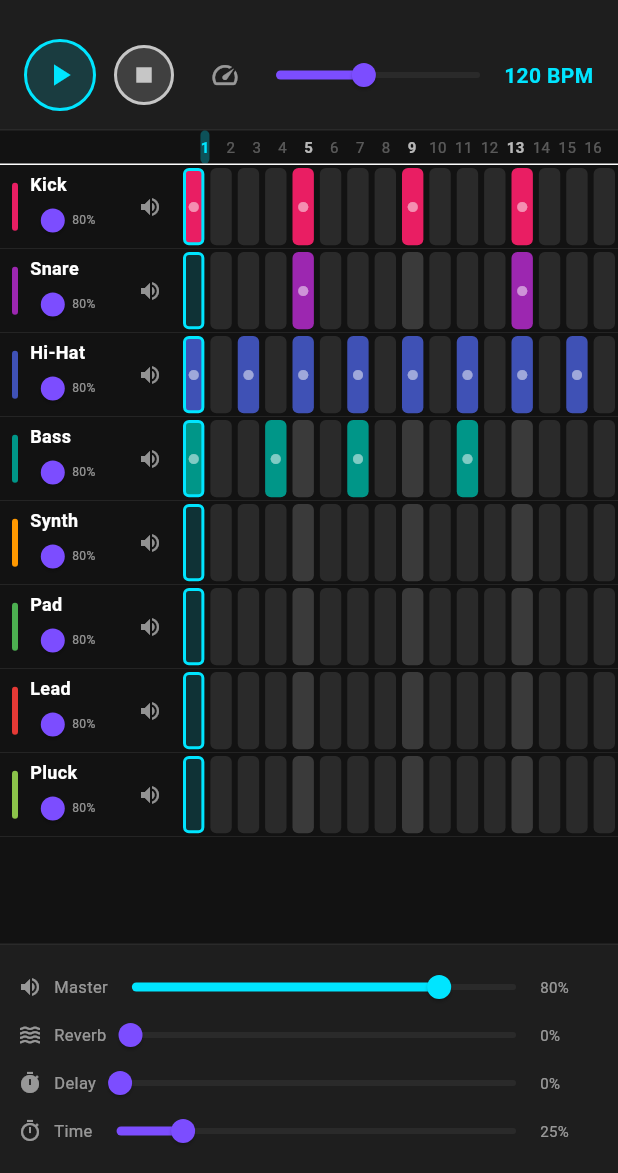
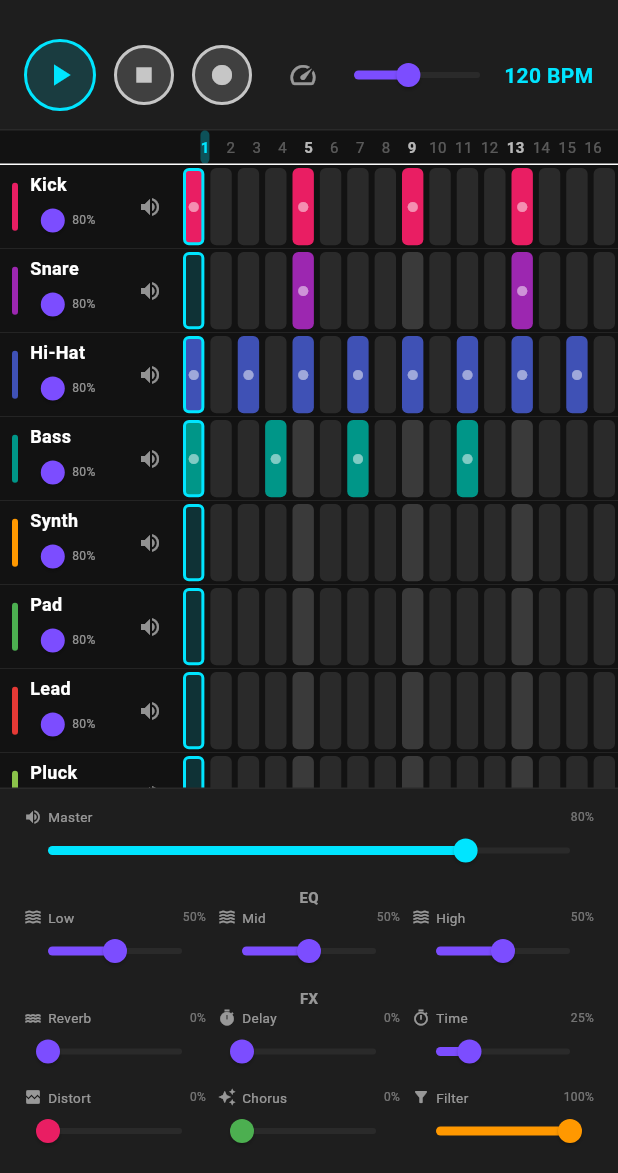
Before and after one commit to Teivrim/TS-Studio, a Flutter app: the screen it shows after launch, on a phone screen of 412 x 824 dp, the part 63-1236 px from its top. Run offline on Flutter 3.47's test engine with Material 3 defaults, Android fonts, the phone set to English and light mode, and no system bars; our stand-ins replace audioplayers, flutter_riverpod, permission_handler; missing offline and left inert: record.

Commit message:
Teivrim Sound Studio (TS Studio) v0.3.0
- Реальные WAV-сэмплы для всех 8 инструментов
- 3-полосный эквалайзер (Low, Mid, High)
- Запись с микрофона (AAC)
- Новые эффекты: Distortion, Chorus, Filter
- Улучшенный аудио-сервис с предзагрузкой сэмплов
- Исправлены все предупреждения анализатора

```diff
--- a/lib/models/track.dart
+++ b/lib/models/track.dart
@@ -9,6 +9,7 @@ class Track {
   final double volume;
   final double pan;
   final bool muted;
+  final String sampleFile;
   final String soundType;
 
   const Track({
@@ -19,6 +20,7 @@ class Track {
     this.volume = 0.8,
     this.pan = 0.0,
     this.muted = false,
+    this.sampleFile = '',
     this.soundType = 'synth',
   });
 
@@ -29,6 +31,7 @@ class Track {
     double? volume,
     double? pan,
     bool? muted,
+    String? sampleFile,
     String? soundType,
   }) {
     return Track(
@@ -39,6 +42,7 @@ class Track {
       volume: volume ?? this.volume,
       pan: pan ?? this.pan,
       muted: muted ?? this.muted,
+      sampleFile: sampleFile ?? this.sampleFile,
       soundType: soundType ?? this.soundType,
     );
   }
@@ -51,6 +55,7 @@ class Track {
     'volume': volume,
     'pan': pan,
     'muted': muted,
+    'sampleFile': sampleFile,
     'soundType': soundType,
   };
 
@@ -62,6 +67,7 @@ class Track {
     volume: (json['volume'] as num).toDouble(),
     pan: (json['pan'] as num).toDouble(),
     muted: json['muted'] as bool,
+    sampleFile: json['sampleFile'] as String? ?? '',
     soundType: json['soundType'] as String? ?? 'synth',
   );
 }
@@ -76,6 +82,14 @@ class SequencerState {
   final double reverbMix;
   final double delayMix;
   final double delayTime;
+  final double eqLow;
+  final double eqMid;
+  final double eqHigh;
+  final double distortion;
+  final double chorus;
+  final double filterCutoff;
+  final bool isRecording;
+  final String? recordingPath;
 
   const SequencerState({
     required this.tracks,
@@ -87,6 +101,14 @@ class SequencerState {
     this.reverbMix = 0.0,
     this.delayMix = 0.0,
     this.delayTime = 0.25,
+    this.eqLow = 0.5,
+    this.eqMid = 0.5,
+    this.eqHigh = 0.5,
+    this.distortion = 0.0,
+    this.chorus = 0.0,
+    this.filterCutoff = 1.0,
+    this.isRecording = false,
+    this.recordingPath,
   });
 
   SequencerState copyWith({
@@ -98,6 +120,14 @@ class SequencerState {
     double? reverbMix,
     double? delayMix,
     double? delayTime,
+    double? eqLow,
+    double? eqMid,
+    double? eqHigh,
+    double? distortion,
+    double? chorus,
+    double? filterCutoff,
+    bool? isRecording,
+    String? recordingPath,
   }) {
     return SequencerState(
       tracks: tracks ?? this.tracks,
@@ -109,6 +139,14 @@ class SequencerState {
       reverbMix: reverbMix ?? this.reverbMix,
       delayMix: delayMix ?? this.delayMix,
       delayTime: delayTime ?? this.delayTime,
+      eqLow: eqLow ?? this.eqLow,
+      eqMid: eqMid ?? this.eqMid,
+      eqHigh: eqHigh ?? this.eqHigh,
+      distortion: distortion ?? this.distortion,
+      chorus: chorus ?? this.chorus,
+      filterCutoff: filterCutoff ?? this.filterCutoff,
+      isRecording: isRecording ?? this.isRecording,
+      recordingPath: recordingPath ?? this.recordingPath,
     );
   }
 
@@ -119,6 +157,12 @@ class SequencerState {
     'reverbMix': reverbMix,
     'delayMix': delayMix,
     'delayTime': delayTime,
+    'eqLow': eqLow,
+    'eqMid': eqMid,
+    'eqHigh': eqHigh,
+    'distortion': distortion,
+    'chorus': chorus,
+    'filterCutoff': filterCutoff,
   };
 
   factory SequencerState.fromJson(Map<String, dynamic> json) => SequencerState(
@@ -128,5 +172,11 @@ class SequencerState {
     reverbMix: (json['reverbMix'] as num).toDouble(),
     delayMix: (json['delayMix'] as num).toDouble(),
     delayTime: (json['delayTime'] as num).toDouble(),
+    eqLow: (json['eqLow'] as num?)?.toDouble() ?? 0.5,
+    eqMid: (json['eqMid'] as num?)?.toDouble() ?? 0.5,
+    eqHigh: (json['eqHigh'] as num?)?.toDouble() ?? 0.5,
+    distortion: (json['distortion'] as num?)?.toDouble() ?? 0.0,
+    chorus: (json['chorus'] as num?)?.toDouble() ?? 0.0,
+    filterCutoff: (json['filterCutoff'] as num?)?.toDouble() ?? 1.0,
   );
 }
--- a/lib/screens/sequencer_screen.dart
+++ b/lib/screens/sequencer_screen.dart
@@ -4,6 +4,7 @@ import '../models/track.dart';
 import '../services/audio_service.dart';
 import '../services/project_service.dart';
 import '../services/export_service.dart';
+import '../services/recording_service.dart';
 import '../theme/app_theme.dart';
 import '../widgets/step_sequencer.dart';
 import '../widgets/transport_controls.dart';
@@ -23,6 +24,12 @@ final exportServiceProvider = Provider<ExportService>((ref) {
   return ExportService(audioService);
 });
 
+final recordingServiceProvider = Provider<RecordingService>((ref) {
+  final service = RecordingService();
+  ref.onDispose(() => service.dispose());
+  return service;
+});
+
 final sequencerProvider = StateNotifierProvider<SequencerNotifier, SequencerState>((ref) {
   final audioService = ref.watch(audioServiceProvider);
   return SequencerNotifier(audioService);
@@ -40,14 +47,14 @@ class SequencerNotifier extends StateNotifier<SequencerState> {
 
   static SequencerState _initialState() {
     final tracks = [
-      Track(id: '1', name: 'Kick', color: 0xFFE91E63, steps: List.filled(16, false), soundType: 'kick'),
-      Track(id: '2', name: 'Snare', color: 0xFF9C27B0, steps: List.filled(16, false), soundType: 'snare'),
-      Track(id: '3', name: 'Hi-Hat', color: 0xFF3F51B5, steps: List.filled(16, false), soundType: 'hihat'),
-      Track(id: '4', name: 'Bass', color: 0xFF009688, steps: List.filled(16, false), soundType: 'bass'),
-      Track(id: '5', name: 'Synth', color: 0xFFFF9800, steps: List.filled(16, false), soundType: 'synth'),
-      Track(id: '6', name: 'Pad', color: 0xFF4CAF50, steps: List.filled(16, false), soundType: 'pad'),
-      Track(id: '7', name: 'Lead', color: 0xFFE53935, steps: List.filled(16, false), soundType: 'lead'),
-      Track(id: '8', name: 'Pluck', color: 0xFF8BC34A, steps: List.filled(16, false), soundType: 'pluck'),
+      Track(id: '1', name: 'Kick', color: 0xFFE91E63, steps: List.filled(16, false), sampleFile: 'kick.wav', soundType: 'kick'),
+      Track(id: '2', name: 'Snare', color: 0xFF9C27B0, steps: List.filled(16, false), sampleFile: 'snare.wav', soundType: 'snare'),
+      Track(id: '3', name: 'Hi-Hat', color: 0xFF3F51B5, steps: List.filled(16, false), sampleFile: 'hihat.wav', soundType: 'hihat'),
+      Track(id: '4', name: 'Bass', color: 0xFF009688, steps: List.filled(16, false), sampleFile: 'bass.wav', soundType: 'bass'),
+      Track(id: '5', name: 'Synth', color: 0xFFFF9800, steps: List.filled(16, false), sampleFile: 'synth.wav', soundType: 'synth'),
+      Track(id: '6', name: 'Pad', color: 0xFF4CAF50, steps: List.filled(16, false), sampleFile: 'pad.wav', soundType: 'pad'),
+      Track(id: '7', name: 'Lead', color: 0xFFE53935, steps: List.filled(16, false), sampleFile: 'lead.wav', soundType: 'lead'),
+      Track(id: '8', name: 'Pluck', color: 0xFF8BC34A, steps: List.filled(16, false), sampleFile: 'pluck.wav', soundType: 'pluck'),
     ];
 
     tracks[0].steps[0] = true;
@@ -140,6 +147,30 @@ class SequencerNotifier extends StateNotifier<SequencerState> {
     state = state.copyWith(delayTime: time);
   }
 
+  void setEqLow(double value) {
+    state = state.copyWith(eqLow: value);
+  }
+
+  void setEqMid(double value) {
+    state = state.copyWith(eqMid: value);
+  }
+
+  void setEqHigh(double value) {
+    state = state.copyWith(eqHigh: value);
+  }
+
+  void setDistortion(double value) {
+    state = state.copyWith(distortion: value);
+  }
+
+  void setChorus(double value) {
+    state = state.copyWith(chorus: value);
+  }
+
+  void setFilterCutoff(double value) {
+    state = state.copyWith(filterCutoff: value);
+  }
+
   void clearAll() {
     final newTracks = state.tracks.map((track) {
       return track.copyWith(steps: List.filled(16, false));
@@ -154,6 +185,10 @@ class SequencerNotifier extends StateNotifier<SequencerState> {
     _audioService.updateBpm(newState.bpm);
     _audioService.updateMasterVolume(newState.masterVolume);
   }
+
+  void setRecordingState(bool isRecording, String? path) {
+    state = state.copyWith(isRecording: isRecording, recordingPath: path);
+  }
 }
 
 class SequencerScreen extends ConsumerWidget {
@@ -165,6 +200,7 @@ class SequencerScreen extends ConsumerWidget {
     final notifier = ref.read(sequencerProvider.notifier);
     final projectService = ref.read(projectServiceProvider);
     final exportService = ref.read(exportServiceProvider);
+    final recordingService = ref.read(recordingServiceProvider);
 
     return Scaffold(
       appBar: AppBar(
@@ -206,6 +242,8 @@ class SequencerScreen extends ConsumerWidget {
             onPlayPause: () => notifier.togglePlay(),
             onStop: () => notifier.stop(),
             onBpmChanged: (bpm) => notifier.setBpm(bpm),
+            isRecording: state.isRecording,
+            onRecordToggle: () => _toggleRecording(context, ref, recordingService, notifier),
           ),
           Expanded(
             child: StepSequencer(
@@ -225,14 +263,46 @@ class SequencerScreen extends ConsumerWidget {
             reverbMix: state.reverbMix,
             delayMix: state.delayMix,
             delayTime: state.delayTime,
+            eqLow: state.eqLow,
+            eqMid: state.eqMid,
+            eqHigh: state.eqHigh,
+            distortion: state.distortion,
+            chorus: state.chorus,
+            filterCutoff: state.filterCutoff,
             onMasterVolumeChanged: (v) => notifier.setMasterVolume(v),
             onReverbMixChanged: (v) => notifier.setReverbMix(v),
             onDelayMixChanged: (v) => notifier.setDelayMix(v),
             onDelayTimeChanged: (v) => notifier.setDelayTime(v),
+            onEqLowChanged: (v) => notifier.setEqLow(v),
+            onEqMidChanged: (v) => notifier.setEqMid(v),
+            onEqHighChanged: (v) => notifier.setEqHigh(v),
+            onDistortionChanged: (v) => notifier.setDistortion(v),
+            onChorusChanged: (v) => notifier.setChorus(v),
+            onFilterCutoffChanged: (v) => notifier.setFilterCutoff(v),
           ),
         ],
       ),
     );
+  }
+
+  void _toggleRecording(BuildContext context, WidgetRef ref, RecordingService recordingService, SequencerNotifier notifier) async {
+    if (recordingService.isRecording) {
+      final path = await recordingService.stopRecording();
+      notifier.setRecordingState(false, path);
+      if (context.mounted) {
+        ScaffoldMessenger.of(context).showSnackBar(
+          SnackBar(content: Text('Запись сохранена: $path')),
+        );
+      }
+    } else {
+      final path = await recordingService.startRecording();
+      notifier.setRecordingState(true, path);
+      if (context.mounted) {
+        ScaffoldMessenger.of(context).showSnackBar(
+          const SnackBar(content: Text('Запись началась...')),
+        );
+      }
+    }
   }
 
   void _showSaveDialog(BuildContext context, WidgetRef ref, SequencerState state) {
--- a/lib/theme/app_theme.dart
+++ b/lib/theme/app_theme.dart
@@ -6,11 +6,11 @@ class AppTheme {
   static const Color backgroundColor = Color(0xFF121212);
   static const Color surfaceColor = Color(0xFF1E1E1E);
   static const Color gridColor = Color(0xFF2A2A2A);
-  static const Color activeStepColor = Color(0xFF7C4DFF);
   static const Color inactiveStepColor = Color(0xFF3A3A3A);
   static const Color playheadColor = Color(0xFF00E5FF);
   static const Color dangerColor = Color(0xFFE91E63);
   static const Color successColor = Color(0xFF4CAF50);
+  static const Color warningColor = Color(0xFFFF9800);
 
   static ThemeData get darkTheme {
     return ThemeData(
--- a/lib/widgets/effects_panel.dart
+++ b/lib/widgets/effects_panel.dart
@@ -6,10 +6,22 @@ class EffectsPanel extends StatelessWidget {
   final double reverbMix;
   final double delayMix;
   final double delayTime;
+  final double eqLow;
+  final double eqMid;
+  final double eqHigh;
+  final double distortion;
+  final double chorus;
+  final double filterCutoff;
   final ValueChanged<double> onMasterVolumeChanged;
   final ValueChanged<double> onReverbMixChanged;
   final ValueChanged<double> onDelayMixChanged;
   final ValueChanged<double> onDelayTimeChanged;
+  final ValueChanged<double> onEqLowChanged;
+  final ValueChanged<double> onEqMidChanged;
+  final ValueChanged<double> onEqHighChanged;
+  final ValueChanged<double> onDistortionChanged;
+  final ValueChanged<double> onChorusChanged;
+  final ValueChanged<double> onFilterCutoffChanged;
 
   const EffectsPanel({
     super.key,
@@ -17,10 +29,22 @@ class EffectsPanel extends StatelessWidget {
     required this.reverbMix,
     required this.delayMix,
     required this.delayTime,
+    required this.eqLow,
+    required this.eqMid,
+    required this.eqHigh,
+    required this.distortion,
+    required this.chorus,
+    required this.filterCutoff,
     required this.onMasterVolumeChanged,
     required this.onReverbMixChanged,
     required this.onDelayMixChanged,
     required this.onDelayTimeChanged,
+    required this.onEqLowChanged,
+    required this.onEqMidChanged,
+    required this.onEqHighChanged,
+    required this.onDistortionChanged,
+    required this.onChorusChanged,
+    required this.onFilterCutoffChanged,
   });
 
   @override
@@ -36,100 +60,41 @@ class EffectsPanel extends StatelessWidget {
       child: Column(
         mainAxisSize: MainAxisSize.min,
         children: [
+          // Master Volume
+          _SliderRow(
+            icon: Icons.volume_up,
+            label: 'Master',
+            value: masterVolume,
+            onChanged: onMasterVolumeChanged,
+            color: AppTheme.accentColor,
+          ),
+          // EQ Section
+          const SizedBox(height: 8),
+          const Text('EQ', style: TextStyle(fontSize: 10, color: Colors.white54, fontWeight: FontWeight.bold)),
           Row(
             children: [
-              const Icon(Icons.volume_up, size: 16, color: Colors.white54),
-              const SizedBox(width: 8),
-              const Text('Master', style: TextStyle(fontSize: 11, color: Colors.white54)),
-              Expanded(
-                child: Slider(
-                  value: masterVolume,
-                  min: 0,
-                  max: 1,
-                  activeColor: AppTheme.accentColor,
-                  inactiveColor: AppTheme.gridColor,
-                  onChanged: onMasterVolumeChanged,
-                ),
-              ),
-              SizedBox(
-                width: 40,
-                child: Text(
-                  '${(masterVolume * 100).round()}%',
-                  style: const TextStyle(fontSize: 10, color: Colors.white54),
-                ),
-              ),
+              Expanded(child: _SliderRow(icon: Icons.waves, label: 'Low', value: eqLow, onChanged: onEqLowChanged, color: AppTheme.primaryColor)),
+              Expanded(child: _SliderRow(icon: Icons.waves, label: 'Mid', value: eqMid, onChanged: onEqMidChanged, color: AppTheme.primaryColor)),
+              Expanded(child: _SliderRow(icon: Icons.waves, label: 'High', value: eqHigh, onChanged: onEqHighChanged, color: AppTheme.primaryColor)),
             ],
           ),
+          // Reverb & Delay
+          const SizedBox(height: 8),
+          const Text('FX', style: TextStyle(fontSize: 10, color: Colors.white54, fontWeight: FontWeight.bold)),
           Row(
             children: [
-              const Icon(Icons.waves, size: 16, color: Colors.white54),
-              const SizedBox(width: 8),
-              const Text('Reverb', style: TextStyle(fontSize: 11, color: Colors.white54)),
-              Expanded(
-                child: Slider(
-                  value: reverbMix,
-                  min: 0,
-                  max: 1,
-                  activeColor: AppTheme.primaryColor,
-                  inactiveColor: AppTheme.gridColor,
-                  onChanged: onReverbMixChanged,
-                ),
-              ),
-              SizedBox(
-                width: 40,
-                child: Text(
-                  '${(reverbMix * 100).round()}%',
-                  style: const TextStyle(fontSize: 10, color: Colors.white54),
-                ),
-              ),
+              Expanded(child: _SliderRow(icon: Icons.water, label: 'Reverb', value: reverbMix, onChanged: onReverbMixChanged, color: AppTheme.primaryColor)),
+              Expanded(child: _SliderRow(icon: Icons.timer, label: 'Delay', value: delayMix, onChanged: onDelayMixChanged, color: AppTheme.primaryColor)),
+              Expanded(child: _SliderRow(icon: Icons.timer_outlined, label: 'Time', value: delayTime, onChanged: onDelayTimeChanged, color: AppTheme.primaryColor)),
             ],
           ),
+          // Distortion, Chorus, Filter
+          const SizedBox(height: 8),
           Row(
             children: [
-              const Icon(Icons.timer, size: 16, color: Colors.white54),
-              const SizedBox(width: 8),
-              const Text('Delay', style: TextStyle(fontSize: 11, color: Colors.white54)),
-              Expanded(
-                child: Slider(
-                  value: delayMix,
-                  min: 0,
-                  max: 1,
-                  activeColor: AppTheme.primaryColor,
-                  inactiveColor: AppTheme.gridColor,
-                  onChanged: onDelayMixChanged,
-                ),
-              ),
-              SizedBox(
-                width: 40,
-                child: Text(
-                  '${(delayMix * 100).round()}%',
-                  style: const TextStyle(fontSize: 10, color: Colors.white54),
-                ),
-              ),
-            ],
-          ),
-          Row(
-            children: [
-              const Icon(Icons.timer_outlined, size: 16, color: Colors.white54),
-              const SizedBox(width: 8),
-              const Text('Time', style: TextStyle(fontSize: 11, color: Colors.white54)),
-              Expanded(
-                child: Slider(
-                  value: delayTime,
-                  min: 0.1,
-                  max: 1.0,
-                  activeColor: AppTheme.primaryColor,
-                  inactiveColor: AppTheme.gridColor,
-                  onChanged: onDelayTimeChanged,
-                ),
-              ),
-              SizedBox(
-                width: 40,
-                child: Text(
-                  '${(delayTime * 100).round()}%',
-                  style: const TextStyle(fontSize: 10, color: Colors.white54),
-                ),
-              ),
+              Expanded(child: _SliderRow(icon: Icons.broken_image, label: 'Distort', value: distortion, onChanged: onDistortionChanged, color: AppTheme.dangerColor)),
+              Expanded(child: _SliderRow(icon: Icons.auto_awesome, label: 'Chorus', value: chorus, onChanged: onChorusChanged, color: AppTheme.successColor)),
+              Expanded(child: _SliderRow(icon: Icons.filter_alt, label: 'Filter', value: filterCutoff, onChanged: onFilterCutoffChanged, color: AppTheme.warningColor)),
             ],
           ),
         ],
@@ -137,3 +102,48 @@ class EffectsPanel extends StatelessWidget {
     );
   }
 }
+
+class _SliderRow extends StatelessWidget {
+  final IconData icon;
+  final String label;
+  final double value;
+  final ValueChanged<double> onChanged;
+  final Color color;
+
+  const _SliderRow({
+    required this.icon,
+    required this.label,
+    required this.value,
+    required this.onChanged,
+    required this.color,
+  });
+
+  @override
+  Widget build(BuildContext context) {
+    return Padding(
+      padding: const EdgeInsets.symmetric(horizontal: 4),
+      child: Column(
+        mainAxisSize: MainAxisSize.min,
+        children: [
+          Row(
+            children: [
+              Icon(icon, size: 12, color: Colors.white54),
+              const SizedBox(width: 4),
+              Text(label, style: const TextStyle(fontSize: 9, color: Colors.white54)),
+              const Spacer(),
+              Text('${(value * 100).round()}%', style: const TextStyle(fontSize: 8, color: Colors.white38)),
+            ],
+          ),
+          Slider(
+            value: value,
+            min: 0,
+            max: 1,
+            activeColor: color,
+            inactiveColor: AppTheme.gridColor,
+            onChanged: onChanged,
+          ),
+        ],
+      ),
+    );
+  }
+}
--- a/lib/widgets/transport_controls.dart
+++ b/lib/widgets/transport_controls.dart
@@ -7,6 +7,8 @@ class TransportControls extends StatelessWidget {
   final VoidCallback onPlayPause;
   final VoidCallback onStop;
   final ValueChanged<int> onBpmChanged;
+  final bool isRecording;
+  final VoidCallback onRecordToggle;
 
   const TransportControls({
     super.key,
@@ -15,6 +17,8 @@ class TransportControls extends StatelessWidget {
     required this.onPlayPause,
     required this.onStop,
     required this.onBpmChanged,
+    required this.isRecording,
+    required this.onRecordToggle,
   });
 
   @override
@@ -40,6 +44,13 @@ class TransportControls extends StatelessWidget {
             icon: Icons.stop,
             color: Colors.white70,
             onPressed: onStop,
+            size: 40,
+          ),
+          const SizedBox(width: 12),
+          _TransportButton(
+            icon: isRecording ? Icons.stop_circle : Icons.fiber_manual_record,
+            color: isRecording ? AppTheme.dangerColor : Colors.white70,
+            onPressed: onRecordToggle,
             size: 40,
           ),
           const SizedBox(width: 24),
--- a/pubspec.yaml
+++ b/pubspec.yaml
@@ -1,7 +1,7 @@
 name: ts_studio
 description: Teivrim Sound Studio (TS Studio) - мобильная музыкальная студия для Android
 publish_to: 'none'
-version: 0.2.0+1
+version: 0.3.0+1
 
 environment:
   sdk: ^3.6.0
@@ -11,6 +11,7 @@ dependencies:
     sdk: flutter
   flutter_riverpod: ^2.6.1
   audioplayers: ^6.1.0
+  record: ^5.1.2
   path_provider: ^2.1.4
   permission_handler: ^11.3.1
 
@@ -22,4 +23,4 @@ dev_dependencies:
 flutter:
   uses-material-design: true
   assets:
-    - assets/
+    - assets/samples/
```
Also changed, not shown: lib/services/audio_service.dart (+36 -12 lines), lib/services/recording_service.dart (added, +55 -0 lines), pubspec.lock, 9 other files.
